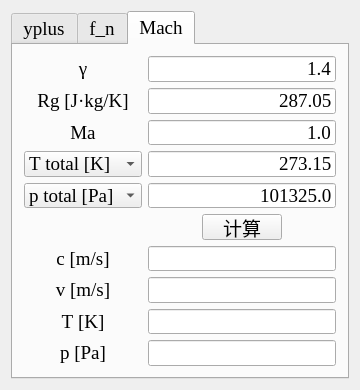
Above: src/mainwindow.ui from huarkiou/HKUtools before the change. Below: the same form after it.
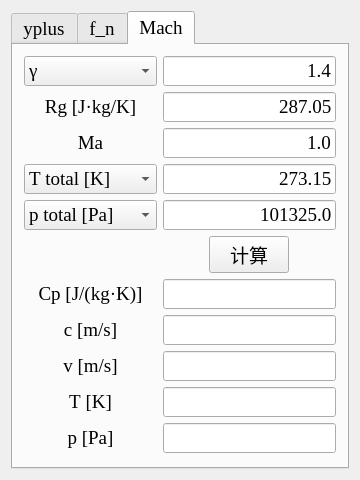
That is the form after the change. Icons and pictures are not drawn.

Commit message: 可压部分增加了输入参数为Cp的计算

What changed in the file:
```diff
--- a/src/mainwindow.ui
+++ b/src/mainwindow.ui
@@ -7,7 +7,7 @@
     <x>0</x>
     <y>0</y>
     <width>360</width>
-    <height>390</height>
+    <height>480</height>
    </rect>
   </property>
   <property name="sizePolicy">
@@ -19,7 +19,7 @@
   <property name="minimumSize">
    <size>
     <width>300</width>
-    <height>390</height>
+    <height>420</height>
    </size>
   </property>
   <property name="font">
@@ -488,63 +488,21 @@
         <string>Mach</string>
        </attribute>
        <layout class="QGridLayout" name="gridLayout_03">
-        <item row="8" column="1">
-         <widget class="QLineEdit" name="lineEdit_velocity_03">
-          <property name="text">
-           <string/>
-          </property>
-          <property name="alignment">
-           <set>Qt::AlignRight|Qt::AlignTrailing|Qt::AlignVCenter</set>
-          </property>
-         </widget>
-        </item>
-        <item row="1" column="0">
-         <widget class="QLabel" name="label_Rg_03">
-          <property name="text">
-           <string>Rg [J·kg/K]</string>
-          </property>
-          <property name="textFormat">
-           <enum>Qt::PlainText</enum>
-          </property>
-          <property name="alignment">
-           <set>Qt::AlignCenter</set>
-          </property>
-         </widget>
-        </item>
-        <item row="6" column="1" alignment="Qt::AlignHCenter">
-         <widget class="QPushButton" name="pushButton_calculate_03">
-          <property name="sizePolicy">
-           <sizepolicy hsizetype="Fixed" vsizetype="Fixed">
-            <horstretch>0</horstretch>
-            <verstretch>0</verstretch>
-           </sizepolicy>
-          </property>
-          <property name="text">
-           <string>计算</string>
-          </property>
+        <item row="0" column="0">
+         <widget class="QComboBox" name="comboBox_gamma_03">
+          <item>
+           <property name="text">
+            <string>γ</string>
+           </property>
+          </item>
+          <item>
+           <property name="text">
+            <string>Cp [J/(kg·K)]</string>
+           </property>
+          </item>
          </widget>
         </item>
         <item row="4" column="1">
-         <widget class="QLineEdit" name="lineEdit_p_input_03">
-          <property name="text">
-           <string>101325.0</string>
-          </property>
-          <property name="alignment">
-           <set>Qt::AlignRight|Qt::AlignTrailing|Qt::AlignVCenter</set>
-          </property>
-         </widget>
-        </item>
-        <item row="2" column="1">
-         <widget class="QLineEdit" name="lineEdit_Ma_03">
-          <property name="text">
-           <string>1.0</string>
-          </property>
-          <property name="alignment">
-           <set>Qt::AlignRight|Qt::AlignTrailing|Qt::AlignVCenter</set>
-          </property>
-         </widget>
-        </item>
-        <item row="3" column="1">
          <widget class="QLineEdit" name="lineEdit_T_input_03">
           <property name="text">
            <string>273.15</string>
@@ -554,24 +512,48 @@
           </property>
          </widget>
         </item>
-        <item row="0" column="1">
-         <widget class="QLineEdit" name="lineEdit_gamma_03">
+        <item row="4" column="0">
+         <widget class="QComboBox" name="comboBox_T_input_03">
+          <item>
+           <property name="text">
+            <string>T total [K]</string>
+           </property>
+          </item>
+          <item>
+           <property name="text">
+            <string>T static [K]</string>
+           </property>
+          </item>
+         </widget>
+        </item>
+        <item row="9" column="1">
+         <widget class="QLineEdit" name="lineEdit_soundspeed_03">
           <property name="text">
-           <string>1.4</string>
+           <string/>
           </property>
           <property name="alignment">
            <set>Qt::AlignRight|Qt::AlignTrailing|Qt::AlignVCenter</set>
           </property>
          </widget>
         </item>
-        <item row="9" column="1">
+        <item row="11" column="1">
          <widget class="QLineEdit" name="lineEdit_T_output_03">
           <property name="alignment">
            <set>Qt::AlignRight|Qt::AlignTrailing|Qt::AlignVCenter</set>
           </property>
          </widget>
         </item>
-        <item row="9" column="0">
+        <item row="5" column="1">
+         <widget class="QLineEdit" name="lineEdit_p_input_03">
+          <property name="text">
+           <string>101325.0</string>
+          </property>
+          <property name="alignment">
+           <set>Qt::AlignRight|Qt::AlignTrailing|Qt::AlignVCenter</set>
+          </property>
+         </widget>
+        </item>
+        <item row="11" column="0">
          <widget class="QLabel" name="label_T_output_03">
           <property name="text">
            <string>T [K]</string>
@@ -584,7 +566,59 @@
           </property>
          </widget>
         </item>
-        <item row="10" column="0">
+        <item row="3" column="0">
+         <widget class="QLabel" name="label_Ma_03">
+          <property name="text">
+           <string>Ma</string>
+          </property>
+          <property name="textFormat">
+           <enum>Qt::PlainText</enum>
+          </property>
+          <property name="alignment">
+           <set>Qt::AlignCenter</set>
+          </property>
+         </widget>
+        </item>
+        <item row="2" column="0">
+         <widget class="QLabel" name="label_Rg_03">
+          <property name="text">
+           <string>Rg [J·kg/K]</string>
+          </property>
+          <property name="textFormat">
+           <enum>Qt::PlainText</enum>
+          </property>
+          <property name="alignment">
+           <set>Qt::AlignCenter</set>
+          </property>
+         </widget>
+        </item>
+        <item row="9" column="0">
+         <widget class="QLabel" name="label_soundspeed_03">
+          <property name="text">
+           <string>c [m/s]</string>
+          </property>
+          <property name="textFormat">
+           <enum>Qt::PlainText</enum>
+          </property>
+          <property name="alignment">
+           <set>Qt::AlignCenter</set>
+          </property>
+         </widget>
+        </item>
+        <item row="7" column="1" alignment="Qt::AlignHCenter">
+         <widget class="QPushButton" name="pushButton_calculate_03">
+          <property name="sizePolicy">
+           <sizepolicy hsizetype="Fixed" vsizetype="Fixed">
+            <horstretch>0</horstretch>
+            <verstretch>0</verstretch>
+           </sizepolicy>
+          </property>
+          <property name="text">
+           <string>计算</string>
+          </property>
+         </widget>
+        </item>
+        <item row="12" column="0">
          <widget class="QLabel" name="label_p_output_03">
           <property name="text">
            <string>p [Pa]</string>
@@ -597,7 +631,14 @@
           </property>
          </widget>
         </item>
-        <item row="1" column="1">
+        <item row="12" column="1">
+         <widget class="QLineEdit" name="lineEdit_p_output_03">
+          <property name="alignment">
+           <set>Qt::AlignRight|Qt::AlignTrailing|Qt::AlignVCenter</set>
+          </property>
+         </widget>
+        </item>
+        <item row="2" column="1">
          <widget class="QLineEdit" name="lineEdit_Rg_03">
           <property name="text">
            <string>287.05</string>
@@ -607,90 +648,7 @@
           </property>
          </widget>
         </item>
-        <item row="8" column="0">
-         <widget class="QLabel" name="label_velocity_03">
-          <property name="text">
-           <string>v [m/s]</string>
-          </property>
-          <property name="textFormat">
-           <enum>Qt::PlainText</enum>
-          </property>
-          <property name="alignment">
-           <set>Qt::AlignCenter</set>
-          </property>
-         </widget>
-        </item>
-        <item row="10" column="1">
-         <widget class="QLineEdit" name="lineEdit_p_output_03">
-          <property name="alignment">
-           <set>Qt::AlignRight|Qt::AlignTrailing|Qt::AlignVCenter</set>
-          </property>
-         </widget>
-        </item>
-        <item row="7" column="0">
-         <widget class="QLabel" name="label_soundspeed_03">
-          <property name="text">
-           <string>c [m/s]</string>
-          </property>
-          <property name="textFormat">
-           <enum>Qt::PlainText</enum>
-          </property>
-          <property name="alignment">
-           <set>Qt::AlignCenter</set>
-          </property>
-         </widget>
-        </item>
-        <item row="2" column="0">
-         <widget class="QLabel" name="label_Ma_03">
-          <property name="text">
-           <string>Ma</string>
-          </property>
-          <property name="textFormat">
-           <enum>Qt::PlainText</enum>
-          </property>
-          <property name="alignment">
-           <set>Qt::AlignCenter</set>
-          </property>
-         </widget>
-        </item>
-        <item row="7" column="1">
-         <widget class="QLineEdit" name="lineEdit_soundspeed_03">
-          <property name="text">
-           <string/>
-          </property>
-          <property name="alignment">
-           <set>Qt::AlignRight|Qt::AlignTrailing|Qt::AlignVCenter</set>
-          </property>
-         </widget>
-        </item>
-        <item row="0" column="0">
-         <widget class="QLabel" name="label_gamma_03">
-          <property name="text">
-           <string>γ</string>
-          </property>
-          <property name="textFormat">
-           <enum>Qt::PlainText</enum>
-          </property>
-          <property name="alignment">
-           <set>Qt::AlignCenter</set>
-          </property>
-         </widget>
-        </item>
-        <item row="3" column="0">
-         <widget class="QComboBox" name="comboBox_T_input_03">
-          <item>
-           <property name="text">
-            <string>T total [K]</string>
-           </property>
-          </item>
-          <item>
-           <property name="text">
-            <string>T static [K]</string>
-           </property>
-          </item>
-         </widget>
-        </item>
-        <item row="4" column="0">
+        <item row="5" column="0">
          <widget class="QComboBox" name="comboBox_p_input_03">
           <item>
            <property name="text">
@@ -704,6 +662,66 @@
           </item>
          </widget>
         </item>
+        <item row="10" column="0">
+         <widget class="QLabel" name="label_velocity_03">
+          <property name="text">
+           <string>v [m/s]</string>
+          </property>
+          <property name="textFormat">
+           <enum>Qt::PlainText</enum>
+          </property>
+          <property name="alignment">
+           <set>Qt::AlignCenter</set>
+          </property>
+         </widget>
+        </item>
+        <item row="10" column="1">
+         <widget class="QLineEdit" name="lineEdit_velocity_03">
+          <property name="text">
+           <string/>
+          </property>
+          <property name="alignment">
+           <set>Qt::AlignRight|Qt::AlignTrailing|Qt::AlignVCenter</set>
+          </property>
+         </widget>
+        </item>
+        <item row="0" column="1">
+         <widget class="QLineEdit" name="lineEdit_gamma_03">
+          <property name="text">
+           <string>1.4</string>
+          </property>
+          <property name="alignment">
+           <set>Qt::AlignRight|Qt::AlignTrailing|Qt::AlignVCenter</set>
+          </property>
+         </widget>
+        </item>
+        <item row="3" column="1">
+         <widget class="QLineEdit" name="lineEdit_Ma_03">
+          <property name="text">
+           <string>1.0</string>
+          </property>
+          <property name="alignment">
+           <set>Qt::AlignRight|Qt::AlignTrailing|Qt::AlignVCenter</set>
+          </property>
+         </widget>
+        </item>
+        <item row="8" column="0">
+         <widget class="QLabel" name="label_Cp_03">
+          <property name="text">
+           <string>Cp [J/(kg·K)]</string>
+          </property>
+          <property name="alignment">
+           <set>Qt::AlignCenter</set>
+          </property>
+         </widget>
+        </item>
+        <item row="8" column="1">
+         <widget class="QLineEdit" name="lineEdit_Cp_03">
+          <property name="alignment">
+           <set>Qt::AlignRight|Qt::AlignTrailing|Qt::AlignVCenter</set>
+          </property>
+         </widget>
+        </item>
        </layout>
       </widget>
      </widget>
```
Left out of the diff: 31 changed lines with no effect on the pictures. The commit also changes 1 other file.
